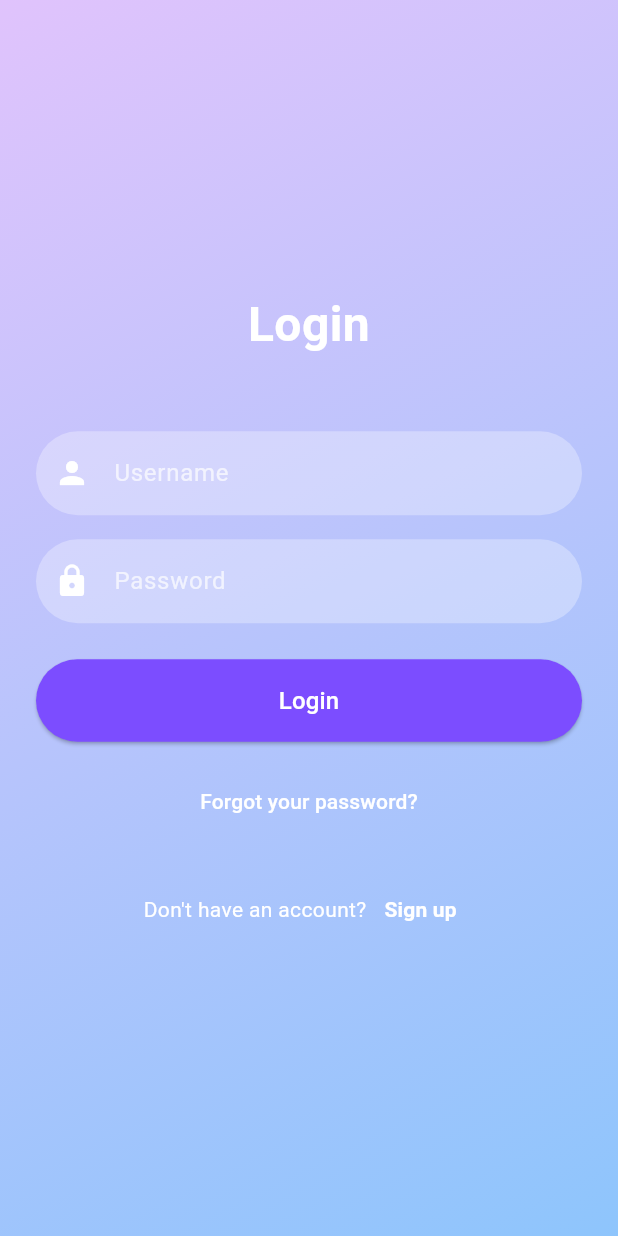
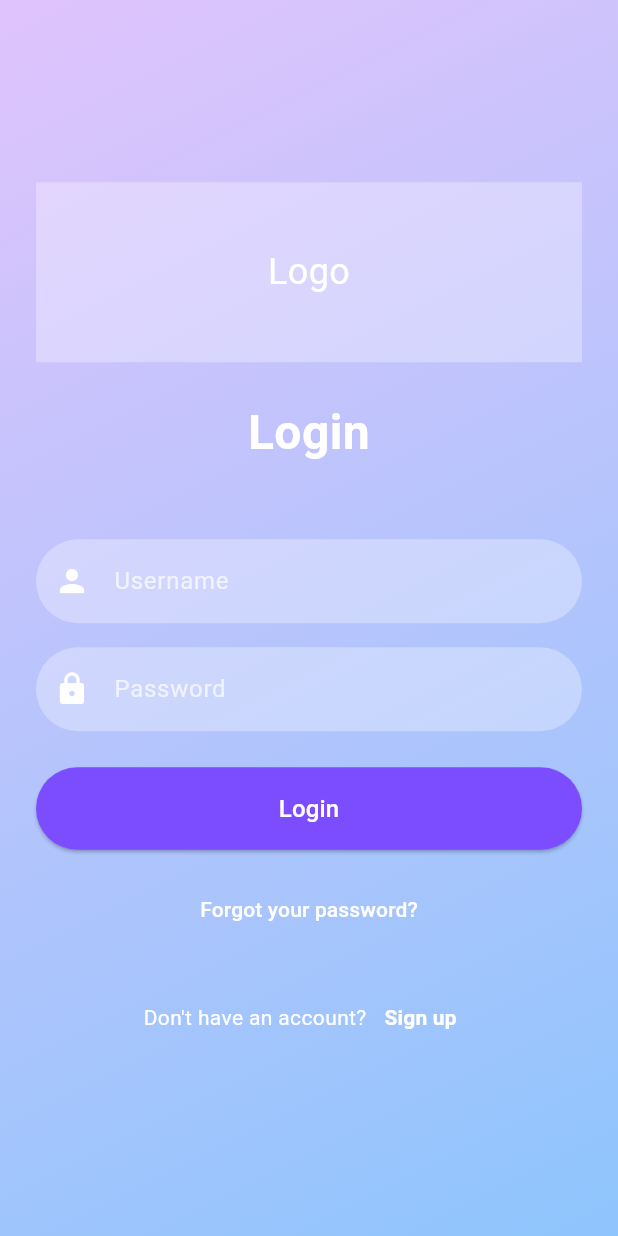
Before and after one commit to Eizen94/uts_2023130033, a Flutter app: the screen it shows after launch, on a phone screen of 412 x 824 dp. Run offline on Flutter 3.47's test engine with Material 3 defaults, Android fonts, the phone set to English and light mode, and no system bars.

Commit message:
Project untuk UTS PPB - Nikolaus Franz - 2023130033

```diff
--- a/lib/login_screen.dart
+++ b/lib/login_screen.dart
@@ -37,6 +37,17 @@ class _LoginScreenState extends State<LoginScreen> {
               mainAxisAlignment: MainAxisAlignment.center,
               crossAxisAlignment: CrossAxisAlignment.stretch,
               children: [
+                Container(
+                  height: 120,
+                  color: Colors.white.withOpacity(0.3),
+                  child: const Center(
+                    child: Text(
+                      'Logo',
+                      style: TextStyle(color: Colors.white, fontSize: 24),
+                    ),
+                  ),
+                ),
+                const SizedBox(height: 24),
                 const Text(
                   'Login',
                   style: TextStyle(
```
